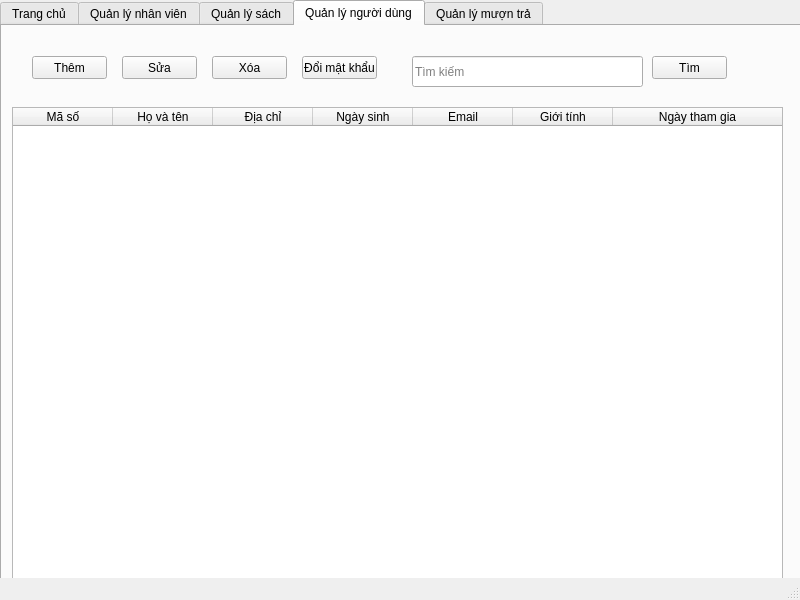
Above: admin.ui from duydvu/Library before the change. Below: the same form after it.
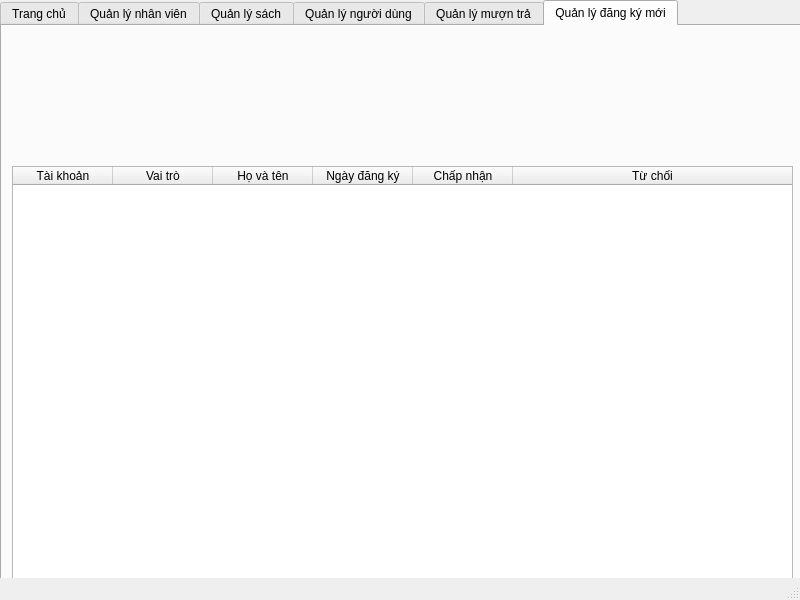
That is the form after the change. The open tabs and pages were chosen to show the change.

What changed in the file:
```diff
--- a/admin.ui
+++ b/admin.ui
@@ -273,23 +273,10 @@
         <height>61</height>
        </rect>
       </property>
-      <widget class="QPushButton" name="pushButton">
-       <property name="geometry">
-        <rect>
-         <x>20</x>
-         <y>20</y>
-         <width>75</width>
-         <height>23</height>
-        </rect>
-       </property>
-       <property name="text">
-        <string>Thêm</string>
-       </property>
-      </widget>
       <widget class="QPushButton" name="pushButton_2">
        <property name="geometry">
         <rect>
-         <x>110</x>
+         <x>30</x>
          <y>20</y>
          <width>75</width>
          <height>23</height>
@@ -302,7 +289,7 @@
       <widget class="QPushButton" name="pushButton_3">
        <property name="geometry">
         <rect>
-         <x>200</x>
+         <x>140</x>
          <y>20</y>
          <width>75</width>
          <height>23</height>
@@ -315,7 +302,7 @@
       <widget class="QPushButton" name="pushButton_4">
        <property name="geometry">
         <rect>
-         <x>290</x>
+         <x>230</x>
          <y>20</y>
          <width>75</width>
          <height>23</height>
@@ -328,9 +315,9 @@
       <widget class="QLineEdit" name="searchUsers">
        <property name="geometry">
         <rect>
-         <x>400</x>
+         <x>330</x>
          <y>20</y>
-         <width>231</width>
+         <width>301</width>
          <height>31</height>
         </rect>
        </property>
@@ -421,6 +408,57 @@
       <string>Quản lý mượn trả</string>
      </attribute>
     </widget>
+    <widget class="QWidget" name="NewRegistrations">
+     <attribute name="title">
+      <string>Quản lý đăng ký mới</string>
+     </attribute>
+     <widget class="QTableWidget" name="registrationTable">
+      <property name="geometry">
+       <rect>
+        <x>10</x>
+        <y>140</y>
+        <width>781</width>
+        <height>421</height>
+       </rect>
+      </property>
+      <attribute name="horizontalHeaderStretchLastSection">
+       <bool>true</bool>
+      </attribute>
+      <attribute name="verticalHeaderVisible">
+       <bool>false</bool>
+      </attribute>
+      <column>
+       <property name="text">
+        <string>Tài khoản</string>
+       </property>
+      </column>
+      <column>
+       <property name="text">
+        <string>Vai trò</string>
+       </property>
+      </column>
+      <column>
+       <property name="text">
+        <string>Họ và tên</string>
+       </property>
+      </column>
+      <column>
+       <property name="text">
+        <string>Ngày đăng ký</string>
+       </property>
+      </column>
+      <column>
+       <property name="text">
+        <string>Chấp nhận</string>
+       </property>
+      </column>
+      <column>
+       <property name="text">
+        <string>Từ chối</string>
+       </property>
+      </column>
+     </widget>
+    </widget>
    </widget>
   </widget>
   <widget class="QStatusBar" name="statusbar"/>
```
Left out of the diff: 35 changed lines with no effect on the pictures.
